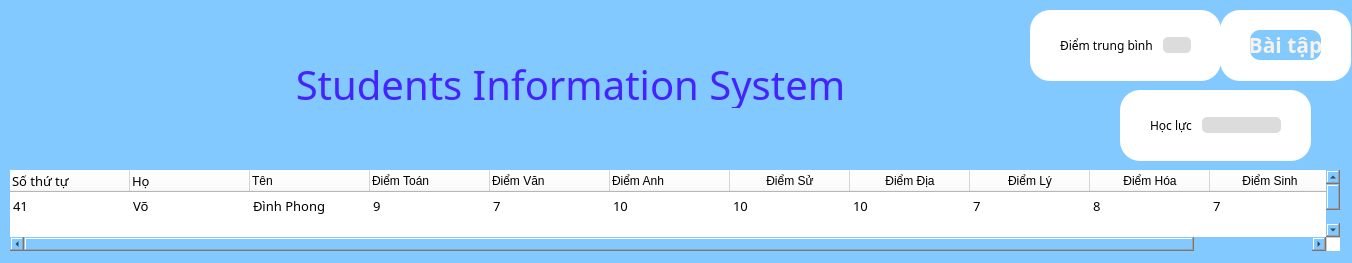
Qt form TL-C4K-PTA02/Cuoi_Khoa_Python/gui/main-st.ui (DinhPhongNe/Python-course) before a commit.
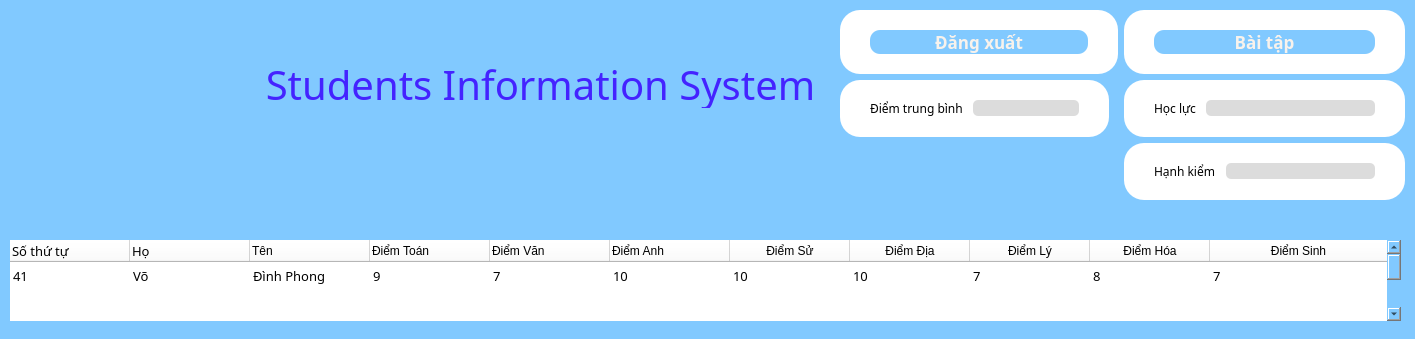
The same form after that commit.

Diff of the .ui file:
```diff
--- a/TL-C4K-PTA02/Cuoi_Khoa_Python/gui/main-st.ui
+++ b/TL-C4K-PTA02/Cuoi_Khoa_Python/gui/main-st.ui
@@ -6,8 +6,8 @@
    <rect>
     <x>0</x>
     <y>0</y>
-    <width>1352</width>
-    <height>263</height>
+    <width>1415</width>
+    <height>339</height>
    </rect>
   </property>
   <property name="windowTitle">
@@ -17,106 +17,6 @@
    <string notr="true">background-color:rgb(129, 201, 255);</string>
   </property>
   <widget class="QWidget" name="centralwidget">
-   <widget class="QFrame" name="result_frame">
-    <property name="geometry">
-     <rect>
-      <x>0</x>
-      <y>277</y>
-      <width>1350</width>
-      <height>341</height>
-     </rect>
-    </property>
-    <property name="styleSheet">
-     <string notr="true">color: black;</string>
-    </property>
-    <property name="frameShape">
-     <enum>QFrame::StyledPanel</enum>
-    </property>
-    <property name="frameShadow">
-     <enum>QFrame::Raised</enum>
-    </property>
-    <layout class="QGridLayout" name="gridLayout_14"/>
-   </widget>
-   <widget class="QFrame" name="info_frame_5">
-    <property name="geometry">
-     <rect>
-      <x>1030</x>
-      <y>10</y>
-      <width>191</width>
-      <height>71</height>
-     </rect>
-    </property>
-    <property name="cursor">
-     <cursorShape>ForbiddenCursor</cursorShape>
-    </property>
-    <property name="styleSheet">
-     <string notr="true">background-color: rgb(255,255,255);
-border-radius: 20px;</string>
-    </property>
-    <property name="frameShape">
-     <enum>QFrame::StyledPanel</enum>
-    </property>
-    <property name="frameShadow">
-     <enum>QFrame::Raised</enum>
-    </property>
-    <layout class="QGridLayout" name="gridLayout_27">
-     <property name="leftMargin">
-      <number>30</number>
-     </property>
-     <property name="topMargin">
-      <number>20</number>
-     </property>
-     <property name="rightMargin">
-      <number>30</number>
-     </property>
-     <property name="bottomMargin">
-      <number>20</number>
-     </property>
-     <property name="horizontalSpacing">
-      <number>20</number>
-     </property>
-     <property name="verticalSpacing">
-      <number>10</number>
-     </property>
-     <item row="0" column="0">
-      <layout class="QGridLayout" name="gridLayout_28">
-       <property name="horizontalSpacing">
-        <number>10</number>
-       </property>
-       <property name="verticalSpacing">
-        <number>15</number>
-       </property>
-       <item row="0" column="0">
-        <widget class="QLabel" name="label_39">
-         <property name="font">
-          <font>
-           <family>Segoe UI Semibold</family>
-          </font>
-         </property>
-         <property name="styleSheet">
-          <string notr="true">color: rgb(0,0,0);</string>
-         </property>
-         <property name="text">
-          <string>Điểm trung bình</string>
-         </property>
-        </widget>
-       </item>
-       <item row="0" column="1">
-        <widget class="QLineEdit" name="avg_score">
-         <property name="styleSheet">
-          <string notr="true">color: black;
-background-color:rgb(220,220,220);
-border-radius:5px;</string>
-         </property>
-         <property name="inputMethodHints">
-          <set>Qt::ImhDigitsOnly</set>
-         </property>
-        </widget>
-       </item>
-      </layout>
-     </item>
-    </layout>
-   </widget>
    <widget class="QFrame" name="frame">
     <property name="geometry">
      <rect>
@@ -137,8 +37,8 @@
     <property name="geometry">
      <rect>
       <x>10</x>
-      <y>170</y>
-      <width>1330</width>
+      <y>240</y>
+      <width>1391</width>
       <height>81</height>
      </rect>
     </property>
@@ -466,154 +366,12 @@
      </property>
     </item>
    </widget>
-   <widget class="QFrame" name="info_frame_6">
-    <property name="geometry">
-     <rect>
-      <x>1220</x>
-      <y>10</y>
-      <width>131</width>
-      <height>71</height>
-     </rect>
-    </property>
-    <property name="styleSheet">
-     <string notr="true">background-color: rgb(255,255,255);
-border-radius: 20px;</string>
-    </property>
-    <property name="frameShape">
-     <enum>QFrame::StyledPanel</enum>
-    </property>
-    <property name="frameShadow">
-     <enum>QFrame::Raised</enum>
-    </property>
-    <layout class="QGridLayout" name="gridLayout_29">
-     <property name="leftMargin">
-      <number>30</number>
-     </property>
-     <property name="topMargin">
-      <number>20</number>
-     </property>
-     <property name="rightMargin">
-      <number>30</number>
-     </property>
-     <property name="bottomMargin">
-      <number>20</number>
-     </property>
-     <property name="horizontalSpacing">
-      <number>20</number>
-     </property>
-     <property name="verticalSpacing">
-      <number>10</number>
-     </property>
-     <item row="0" column="0">
-      <widget class="QPushButton" name="loginButton">
-       <property name="font">
-        <font>
-         <family>Bahnschrift</family>
-         <pointsize>16</pointsize>
-         <weight>75</weight>
-         <italic>false</italic>
-         <bold>true</bold>
-        </font>
-       </property>
-       <property name="cursor">
-        <cursorShape>PointingHandCursor</cursorShape>
-       </property>
-       <property name="styleSheet">
-        <string notr="true">border-radius: 10px;
-font: 600 16pt &quot;Bahnschrift&quot;;
-background-color:rgb(129, 201, 255);
-color: #F8F2EC;</string>
-       </property>
-       <property name="text">
-        <string>Bài tập</string>
-       </property>
-      </widget>
-     </item>
-    </layout>
-   </widget>
-   <widget class="QFrame" name="info_frame_7">
-    <property name="geometry">
-     <rect>
-      <x>1120</x>
-      <y>90</y>
-      <width>191</width>
-      <height>71</height>
-     </rect>
-    </property>
-    <property name="styleSheet">
-     <string notr="true">background-color: rgb(255,255,255);
-border-radius: 20px;</string>
-    </property>
-    <property name="frameShape">
-     <enum>QFrame::StyledPanel</enum>
-    </property>
-    <property name="frameShadow">
-     <enum>QFrame::Raised</enum>
-    </property>
-    <layout class="QGridLayout" name="gridLayout_32">
-     <property name="leftMargin">
-      <number>30</number>
-     </property>
-     <property name="topMargin">
-      <number>20</number>
-     </property>
-     <property name="rightMargin">
-      <number>30</number>
-     </property>
-     <property name="bottomMargin">
-      <number>20</number>
-     </property>
-     <property name="horizontalSpacing">
-      <number>20</number>
-     </property>
-     <property name="verticalSpacing">
-      <number>10</number>
-     </property>
-     <item row="0" column="0">
-      <layout class="QGridLayout" name="gridLayout_33">
-       <property name="horizontalSpacing">
-        <number>10</number>
-       </property>
-       <property name="verticalSpacing">
-        <number>15</number>
-       </property>
-       <item row="0" column="0">
-        <widget class="QLabel" name="label_41">
-         <property name="font">
-          <font>
-           <family>Segoe UI Semibold</family>
-          </font>
-         </property>
-         <property name="styleSheet">
-          <string notr="true">color: rgb(0,0,0);</string>
-         </property>
-         <property name="text">
-          <string>Học lực</string>
-         </property>
-        </widget>
-       </item>
-       <item row="0" column="1">
-        <widget class="QLineEdit" name="lineEdit_34">
-         <property name="styleSheet">
-          <string notr="true">color: black;
-background-color:rgb(220,220,220);
-border-radius:5px;</string>
-         </property>
-         <property name="inputMethodHints">
-          <set>Qt::ImhDigitsOnly</set>
-         </property>
-        </widget>
-       </item>
-      </layout>
-     </item>
-    </layout>
-   </widget>
    <widget class="QLabel" name="title_label_4">
     <property name="geometry">
      <rect>
       <x>120</x>
       <y>60</y>
-      <width>901</width>
+      <width>841</width>
       <height>48</height>
      </rect>
     </property>
@@ -633,6 +391,354 @@
      <set>Qt::AlignCenter</set>
     </property>
    </widget>
+   <widget class="QWidget" name="formLayoutWidget">
+    <property name="geometry">
+     <rect>
+      <x>840</x>
+      <y>10</y>
+      <width>565</width>
+      <height>221</height>
+     </rect>
+    </property>
+    <layout class="QFormLayout" name="formLayout">
+     <item row="0" column="0">
+      <widget class="QFrame" name="info_frame_8">
+       <property name="styleSheet">
+        <string notr="true">background-color: rgb(255,255,255);
+border-radius: 20px;
+width: 218px;</string>
+       </property>
+       <property name="frameShape">
+        <enum>QFrame::StyledPanel</enum>
+       </property>
+       <property name="frameShadow">
+        <enum>QFrame::Raised</enum>
+       </property>
+       <layout class="QGridLayout" name="gridLayout_30">
+        <property name="leftMargin">
+         <number>30</number>
+        </property>
+        <property name="topMargin">
+         <number>20</number>
+        </property>
+        <property name="rightMargin">
+         <number>30</number>
+        </property>
+        <property name="bottomMargin">
+         <number>20</number>
+        </property>
+        <property name="horizontalSpacing">
+         <number>20</number>
+        </property>
+        <property name="verticalSpacing">
+         <number>10</number>
+        </property>
+        <item row="0" column="0">
+         <widget class="QPushButton" name="logOut_btn_hs">
+          <property name="font">
+           <font>
+            <family>Bahnschrift</family>
+            <pointsize>13</pointsize>
+            <weight>75</weight>
+            <italic>false</italic>
+            <bold>true</bold>
+           </font>
+          </property>
+          <property name="cursor">
+           <cursorShape>PointingHandCursor</cursorShape>
+          </property>
+          <property name="styleSheet">
+           <string notr="true">border-radius: 10px;
+font: 600 13pt &quot;Bahnschrift&quot;;
+background-color:rgb(129, 201, 255);
+color: #F8F2EC;</string>
+          </property>
+          <property name="text">
+           <string>Đăng xuất</string>
+          </property>
+         </widget>
+        </item>
+       </layout>
+      </widget>
+     </item>
+     <item row="0" column="1">
+      <widget class="QFrame" name="info_frame_6">
+       <property name="styleSheet">
+        <string notr="true">background-color: rgb(255,255,255);
+border-radius: 20px;</string>
+       </property>
+       <property name="frameShape">
+        <enum>QFrame::StyledPanel</enum>
+       </property>
+       <property name="frameShadow">
+        <enum>QFrame::Raised</enum>
+       </property>
+       <layout class="QGridLayout" name="gridLayout_29">
+        <property name="leftMargin">
+         <number>30</number>
+        </property>
+        <property name="topMargin">
+         <number>20</number>
+        </property>
+        <property name="rightMargin">
+         <number>30</number>
+        </property>
+        <property name="bottomMargin">
+         <number>20</number>
+        </property>
+        <property name="horizontalSpacing">
+         <number>20</number>
+        </property>
+        <property name="verticalSpacing">
+         <number>10</number>
+        </property>
+        <item row="0" column="0">
+         <widget class="QPushButton" name="loginButton">
+          <property name="font">
+           <font>
+            <family>Bahnschrift</family>
+            <pointsize>13</pointsize>
+            <weight>75</weight>
+            <italic>false</italic>
+            <bold>true</bold>
+           </font>
+          </property>
+          <property name="cursor">
+           <cursorShape>PointingHandCursor</cursorShape>
+          </property>
+          <property name="styleSheet">
+           <string notr="true">border-radius: 10px;
+font: 600 13pt &quot;Bahnschrift&quot;;
+background-color:rgb(129, 201, 255);
+color: #F8F2EC;</string>
+          </property>
+          <property name="text">
+           <string>Bài tập</string>
+          </property>
+         </widget>
+        </item>
+       </layout>
+      </widget>
+     </item>
+     <item row="1" column="0">
+      <widget class="QFrame" name="info_frame_5">
+       <property name="cursor">
+        <cursorShape>ForbiddenCursor</cursorShape>
+       </property>
+       <property name="styleSheet">
+        <string notr="true">background-color: rgb(255,255,255);
+border-radius: 20px;</string>
+       </property>
+       <property name="frameShape">
+        <enum>QFrame::StyledPanel</enum>
+       </property>
+       <property name="frameShadow">
+        <enum>QFrame::Raised</enum>
+       </property>
+       <layout class="QGridLayout" name="gridLayout_27">
+        <property name="leftMargin">
+         <number>30</number>
+        </property>
+        <property name="topMargin">
+         <number>20</number>
+        </property>
+        <property name="rightMargin">
+         <number>30</number>
+        </property>
+        <property name="bottomMargin">
+         <number>20</number>
+        </property>
+        <property name="horizontalSpacing">
+         <number>20</number>
+        </property>
+        <property name="verticalSpacing">
+         <number>10</number>
+        </property>
+        <item row="0" column="0">
+         <layout class="QGridLayout" name="gridLayout_28">
+          <property name="horizontalSpacing">
+           <number>10</number>
+          </property>
+          <property name="verticalSpacing">
+           <number>15</number>
+          </property>
+          <item row="0" column="0">
+           <widget class="QLabel" name="label_39">
+            <property name="font">
+             <font>
+              <family>Segoe UI Semibold</family>
+             </font>
+            </property>
+            <property name="styleSheet">
+             <string notr="true">color: rgb(0,0,0);</string>
+            </property>
+            <property name="text">
+             <string>Điểm trung bình</string>
+            </property>
+           </widget>
+          </item>
+          <item row="0" column="1">
+           <widget class="QLineEdit" name="avg_score">
+            <property name="styleSheet">
+             <string notr="true">color: black;
+background-color:rgb(220,220,220);
+border-radius:5px;</string>
+            </property>
+            <property name="inputMethodHints">
+             <set>Qt::ImhDigitsOnly</set>
+            </property>
+           </widget>
+          </item>
+         </layout>
+        </item>
+       </layout>
+      </widget>
+     </item>
+     <item row="1" column="1">
+      <widget class="QFrame" name="info_frame_7">
+       <property name="styleSheet">
+        <string notr="true">background-color: rgb(255,255,255);
+border-radius: 20px;</string>
+       </property>
+       <property name="frameShape">
+        <enum>QFrame::StyledPanel</enum>
+       </property>
+       <property name="frameShadow">
+        <enum>QFrame::Raised</enum>
+       </property>
+       <layout class="QGridLayout" name="gridLayout_32">
+        <property name="leftMargin">
+         <number>30</number>
+        </property>
+        <property name="topMargin">
+         <number>20</number>
+        </property>
+        <property name="rightMargin">
+         <number>30</number>
+        </property>
+        <property name="bottomMargin">
+         <number>20</number>
+        </property>
+        <property name="horizontalSpacing">
+         <number>20</number>
+        </property>
+        <property name="verticalSpacing">
+         <number>10</number>
+        </property>
+        <item row="0" column="0">
+         <layout class="QGridLayout" name="gridLayout_33">
+          <property name="horizontalSpacing">
+           <number>10</number>
+          </property>
+          <property name="verticalSpacing">
+           <number>15</number>
+          </property>
+          <item row="0" column="0">
+           <widget class="QLabel" name="label_41">
+            <property name="font">
+             <font>
+              <family>Segoe UI Semibold</family>
+             </font>
+            </property>
+            <property name="styleSheet">
+             <string notr="true">color: rgb(0,0,0);</string>
+            </property>
+            <property name="text">
+             <string>Học lực</string>
+            </property>
+           </widget>
+          </item>
+          <item row="0" column="1">
+           <widget class="QLineEdit" name="lineEdit_34">
+            <property name="styleSheet">
+             <string notr="true">color: black;
+background-color:rgb(220,220,220);
+border-radius:5px;</string>
+            </property>
+            <property name="inputMethodHints">
+             <set>Qt::ImhDigitsOnly</set>
+            </property>
+           </widget>
+          </item>
+         </layout>
+        </item>
+       </layout>
+      </widget>
+     </item>
+     <item row="2" column="1">
+      <widget class="QFrame" name="info_frame_9">
+       <property name="styleSheet">
+        <string notr="true">background-color: rgb(255,255,255);
+border-radius: 20px;
+width: 140;</string>
+       </property>
+       <property name="frameShape">
+        <enum>QFrame::StyledPanel</enum>
+       </property>
+       <property name="frameShadow">
+        <enum>QFrame::Raised</enum>
+       </property>
+       <layout class="QGridLayout" name="gridLayout_34">
+        <property name="leftMargin">
+         <number>30</number>
+        </property>
+        <property name="topMargin">
+         <number>20</number>
+        </property>
+        <property name="rightMargin">
+         <number>30</number>
+        </property>
+        <property name="bottomMargin">
+         <number>20</number>
+        </property>
+        <property name="horizontalSpacing">
+         <number>20</number>
+        </property>
+        <property name="verticalSpacing">
+         <number>10</number>
+        </property>
+        <item row="0" column="0">
+         <layout class="QGridLayout" name="gridLayout_36">
+          <property name="horizontalSpacing">
+           <number>10</number>
+          </property>
+          <property name="verticalSpacing">
+           <number>15</number>
+          </property>
+          <item row="0" column="1">
+           <widget class="QLineEdit" name="lineEdit_36">
+            <property name="styleSheet">
+             <string notr="true">color: black;
+background-color:rgb(220,220,220);
+border-radius:5px;</string>
+            </property>
+            <property name="inputMethodHints">
+             <set>Qt::ImhDigitsOnly</set>
+            </property>
+           </widget>
+          </item>
+          <item row="0" column="0">
+           <widget class="QLabel" name="label_43">
+            <property name="font">
+             <font>
+              <family>Segoe UI Semibold</family>
+             </font>
+            </property>
+            <property name="styleSheet">
+             <string notr="true">color: rgb(0,0,0);</string>
+            </property>
+            <property name="text">
+             <string>Hạnh kiểm</string>
+            </property>
+           </widget>
+          </item>
+         </layout>
+        </item>
+       </layout>
+      </widget>
+     </item>
+    </layout>
+   </widget>
   </widget>
  </widget>
  <resources/>
```
